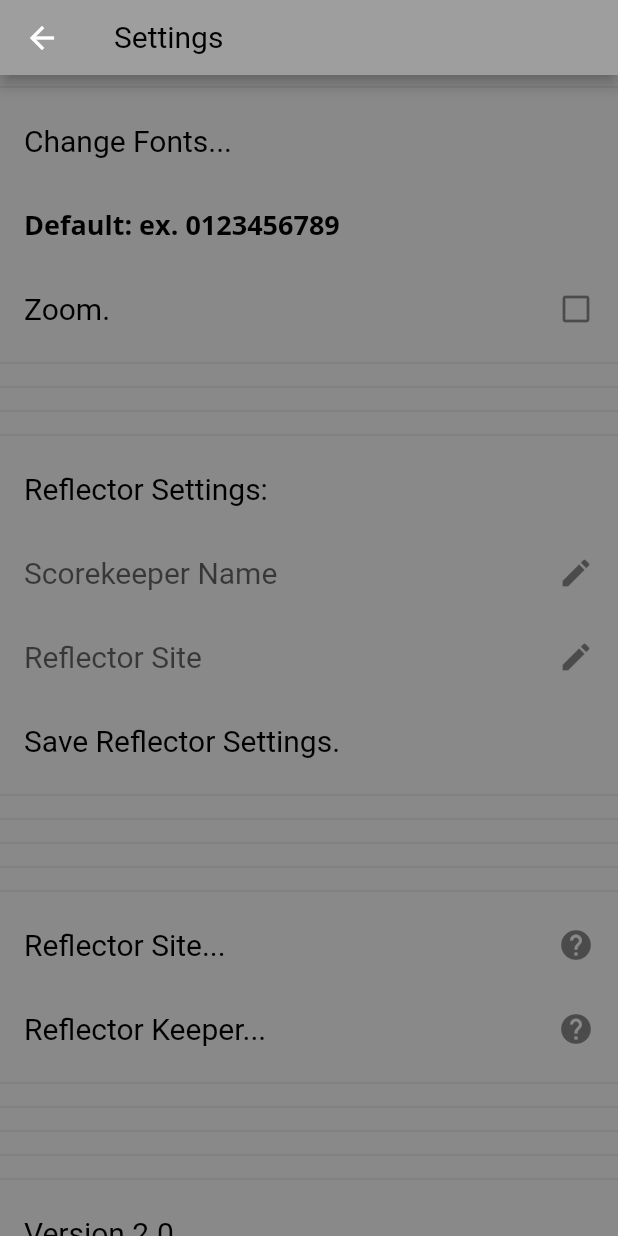
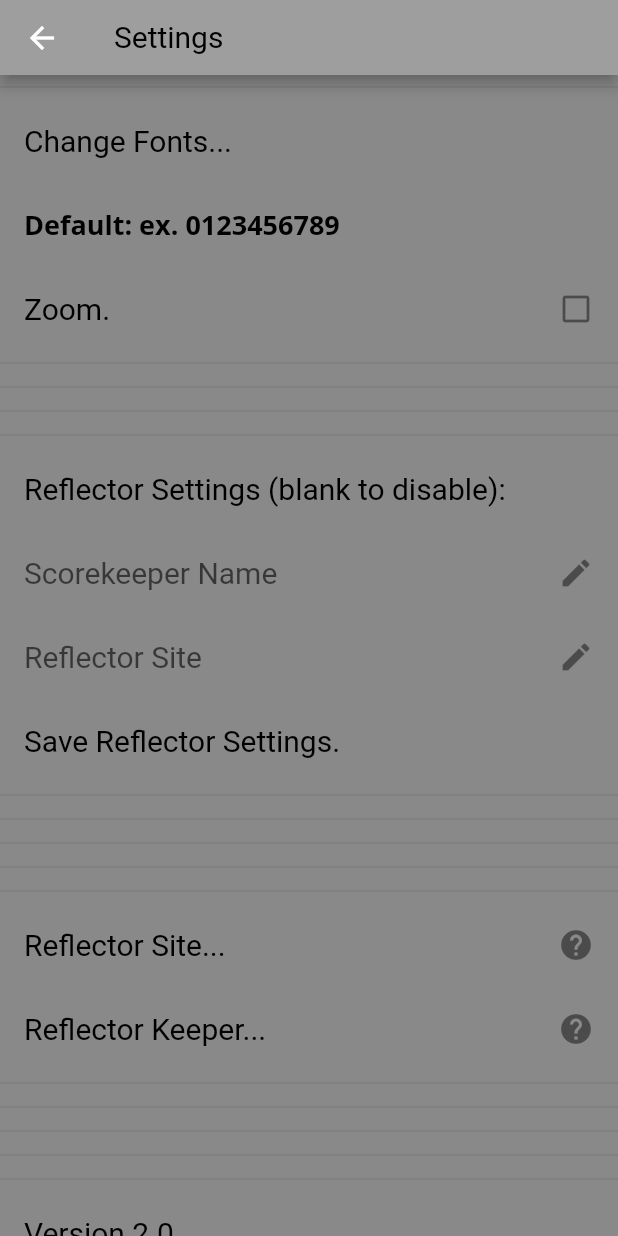
Before and after one commit to alpiepho/scoreboard_tap_tn2, a Flutter app: the screen it shows after launch, after a tap on the "settings" icon, on a phone screen of 412 x 824 dp. Run offline on Flutter 3.47's test engine with Material 2 defaults, Android fonts, the phone set to English and light mode, and no system bars; our stand-ins replace file_picker, google_fonts, shared_preferences, url_launcher_web; missing offline and left inert: shared_preferences_web.

Commit message:
refactor includes

```diff
--- a/lib/components/settings_modal.dart
+++ b/lib/components/settings_modal.dart
@@ -2,8 +2,8 @@
 
 import 'package:flutter/material.dart';
 // import 'package:flutter_colorpicker/flutter_colorpicker.dart';
-import 'package:scoreboard_tap_tn2/constants.dart';
-import 'package:scoreboard_tap_tn2/engine.dart';
+import '../constants.dart';
+import '../engine.dart';
 import 'package:url_launcher/url_launcher.dart';
 
 // ignore: must_be_immutable
@@ -713,7 +713,7 @@ class _SettingsModal extends State<SettingsModal> {
             Divider(),
             new ListTile(
               title: new Text(
-                "Reflector Settings:",
+                "Reflector Settings (blank to disable):",
                 style: kSettingsTextEditStyle,
               ),
             ),
--- a/lib/engine.dart
+++ b/lib/engine.dart
@@ -1,7 +1,7 @@
 // import 'dart:html';
 
 import 'package:flutter/material.dart';
-import 'package:scoreboard_tap_tn2/constants.dart';
+import '../constants.dart';
 
 class Engine {
   Color colorTextLeft = Colors.black;
--- a/lib/main.dart
+++ b/lib/main.dart
@@ -1,6 +1,6 @@
 import 'package:flutter/material.dart';
 //import 'package:flutter/rendering.dart';
-import 'package:scoreboard_tap_tn2/screens/scores_page.dart';
+import '../screens/scores_page.dart';
 
 void main() {
   //debugRepaintRainbowEnabled = true;
--- a/lib/screens/scores_page.dart
+++ b/lib/screens/scores_page.dart
@@ -3,13 +3,13 @@ import 'dart:convert';
 
 import 'package:flutter/material.dart';
 import 'package:http/http.dart' as http;
-import 'package:scoreboard_tap_tn2/components/score_card.dart';
-import 'package:scoreboard_tap_tn2/components/score_card_content.dart';
-//import 'package:scoreboard_tap_tn2/components/settings_button.dart';
-//import 'package:scoreboard_tap_tn2/components/settings_modal.dart';
-import 'package:scoreboard_tap_tn2/constants.dart';
-import 'package:scoreboard_tap_tn2/engine.dart';
-import 'package:scoreboard_tap_tn2/components/floating_buttons.dart';
+import '../components/score_card.dart';
+import '../components/score_card_content.dart';
+//import '../components/settings_button.dart';
+//import '../components/settings_modal.dart';
+import '../constants.dart';
+import '../engine.dart';
+import '../components/floating_buttons.dart';
 import 'package:shared_preferences/shared_preferences.dart';
 // import 'package:url_launcher/url_launcher.dart';
 
@@ -651,9 +651,9 @@ class _ScoresPageState extends State<ScoresPage> {
     double height = MediaQuery.of(context).size.height;
     var portrait = MediaQuery.of(context).orientation == Orientation.portrait;
     double offscreen = portrait ? -1.1 * width : -1.1 * height;
-    var duration1 = Duration(milliseconds: 1000);
+    var duration1 = Duration(milliseconds: 200);
     var curve1 = Curves.linear;
-    var duration2 = Duration(milliseconds: 1000);
+    var duration2 = Duration(milliseconds: 200);
     var curve2 = Curves.linear;
 
     return Scaffold(
```
Also changed, not shown: lib/components/floating_buttons.dart (+4 -4 lines), pubspec.lock (added), 4 other files.
